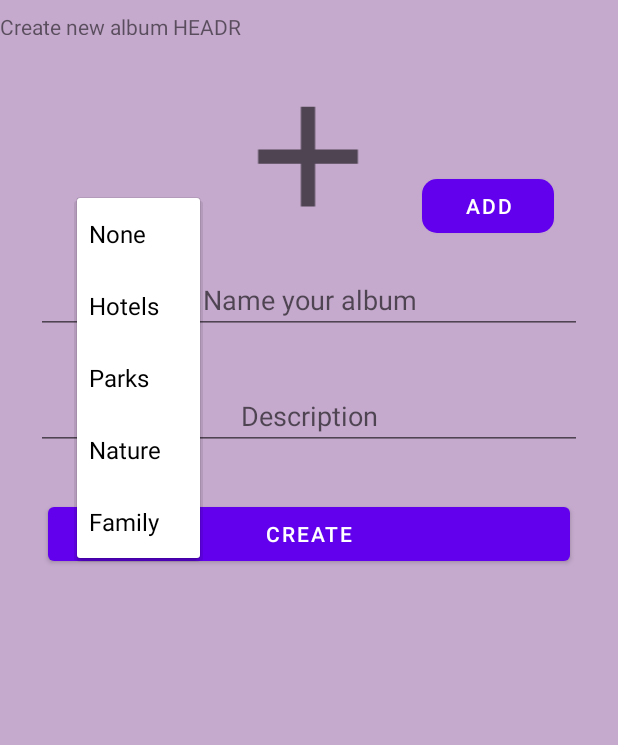
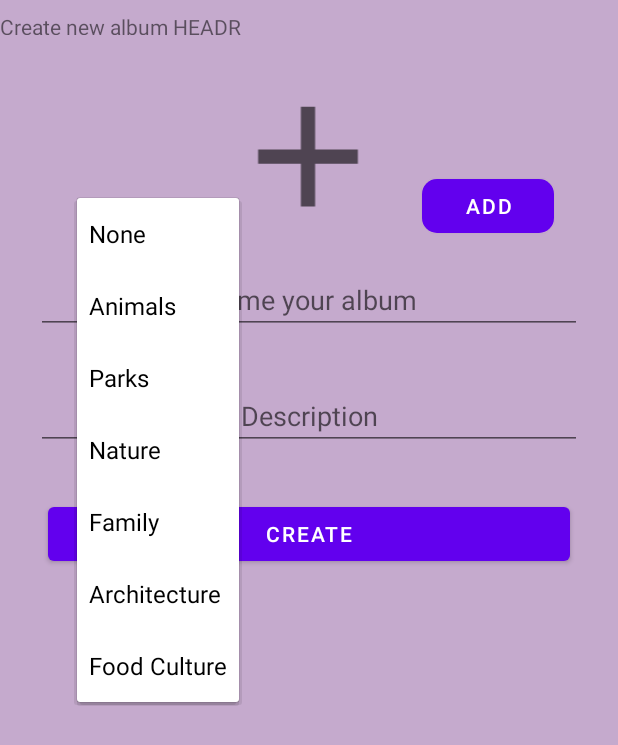
Before and after one commit to ShirBoxer/FamilyPortraitApp, an Android app: the CreateAlbumFragment screen opened through its navigation route, after a tap on "None", on a phone screen of 412 x 824 dp. Shown: the top 745 px of the screen. Run offline under Robolectric (Android 15) with nearby library versions, the phone set to English and light mode, and no system bars; our stand-ins replace navigation-ui.

```diff
--- a/app/src/main/res/values/arrays.xml
+++ b/app/src/main/res/values/arrays.xml
@@ -2,9 +2,13 @@
 <resources>
     <string-array name="condition" >
         <item>None</item>
-        <item>Hotels</item>
+        <item>Animals</item>
         <item>Parks</item>
         <item>Nature</item>
         <item>Family</item>
+        <item>Architecture</item>
+        <item>Food Culture</item>
+
+
     </string-array>
 </resources>
```
Also changed, not shown: app/src/main/java/com/example/familyportraitapp/CreateAlbumFragment.java (+1 -30 lines), app/src/main/java/com/example/familyportraitapp/model/Model.java (+2 -5 lines).
